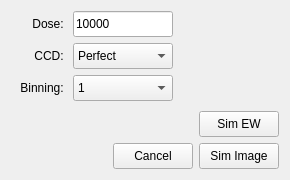
Before: the Qt Designer form frames/temframe.ui in JJPPeters/clTEM, drawn with Qt 5.
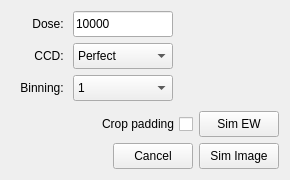
After: the same form once the commit is applied.

Patch:
```diff
--- a/frames/temframe.ui
+++ b/frames/temframe.ui
@@ -254,6 +254,16 @@
        </property>
       </spacer>
      </item>
+     <item row="0" column="0" colspan="2">
+      <widget class="QCheckBox" name="chkCrop">
+       <property name="layoutDirection">
+        <enum>Qt::RightToLeft</enum>
+       </property>
+       <property name="text">
+        <string>Crop padding</string>
+       </property>
+      </widget>
+     </item>
     </layout>
    </item>
   </layout>
```
